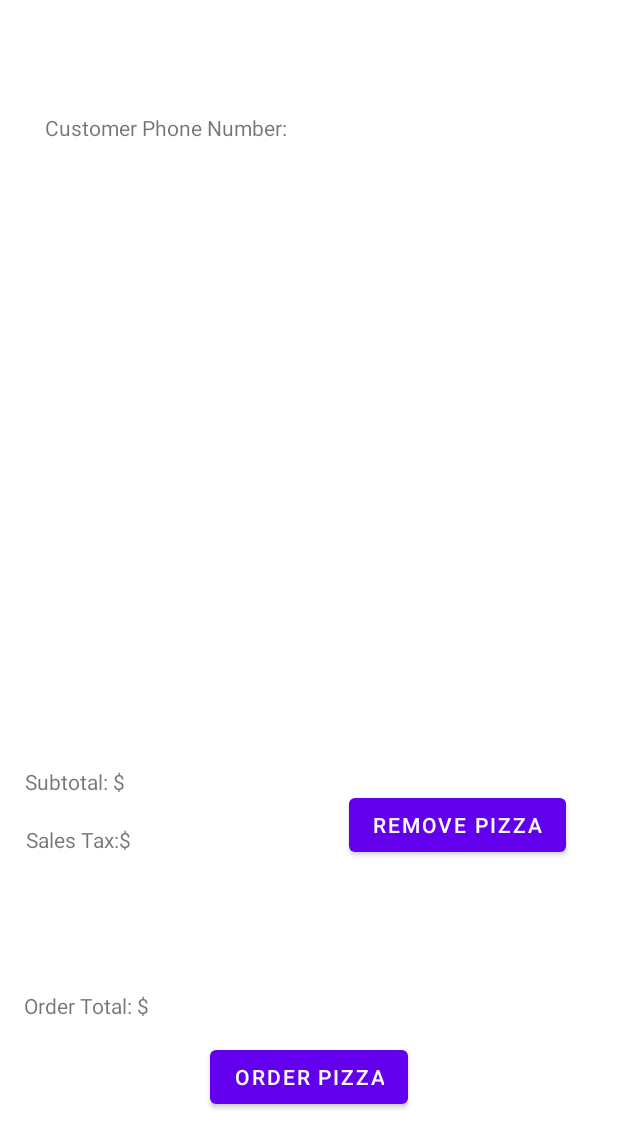
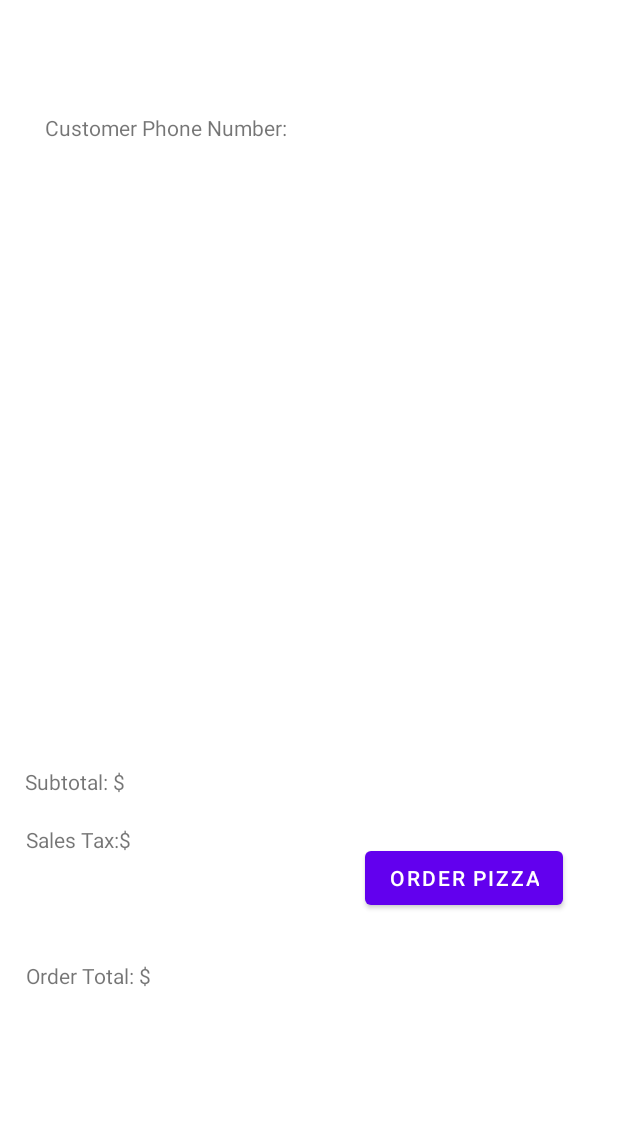
Before and after one commit to kevanpatel/Pizza-Place-Android-App, an Android app: the layout store_view.xml on its own in the app's theme, with its tools: preview values and no code run, on a phone screen of 412 x 824 dp. Shown: the top 1148 px of the screen. Run offline under Robolectric (Android 15) with nearby library versions, the phone set to English and light mode, and no system bars.

Commit message:
3n donwe

```diff
--- a/app/src/main/AndroidManifest.xml
+++ b/app/src/main/AndroidManifest.xml
@@ -17,6 +17,8 @@
             </intent-filter>
         </activity>
         <activity android:name=".PizzaEditActivity"></activity>
+        <activity android:name=".OrderActivity"></activity>
+
     </application>
 
 </manifest>
--- a/app/src/main/java/com/example/project5cs213/Pizza.java
+++ b/app/src/main/java/com/example/project5cs213/Pizza.java
@@ -1,5 +1,8 @@
 package com.example.project5cs213;
 
+import android.os.Parcelable;
+
+import java.io.Serializable;
 import java.util.ArrayList;
 /**
  * @author Kevan Patel
@@ -10,7 +13,7 @@ import java.util.ArrayList;
  * Defines what a Pizza is
  */
 
-public abstract class Pizza {
+public abstract class Pizza implements Serializable {
     /**
      * initialize variables
      */
--- a/app/src/main/java/com/example/project5cs213/PizzaEditActivity.java
+++ b/app/src/main/java/com/example/project5cs213/PizzaEditActivity.java
@@ -207,7 +207,7 @@ public class PizzaEditActivity extends AppCompatActivity implements AdapterView.
 
         // Put the String to pass back into an Intent and close this activity
         Intent intent = new Intent();
-        intent.putExtra("curPizza", (Parcelable) curPizza);
+        intent.putExtra("curPizza",  curPizza);
         setResult(RESULT_OK, intent);
         finish();
     }
--- a/app/src/main/res/layout/activity_main.xml
+++ b/app/src/main/res/layout/activity_main.xml
@@ -64,6 +64,7 @@
         android:layout_width="158dp"
         android:layout_height="128dp"
         android:background="@drawable/shoppingcartimage"
+        android:onClick="onCurrentOrderClick"
         app:layout_constraintBottom_toBottomOf="parent"
         app:layout_constraintEnd_toEndOf="parent"
         app:layout_constraintHorizontal_bias="0.972"
--- a/app/src/main/res/layout/pizza_order.xml
+++ b/app/src/main/res/layout/pizza_order.xml
@@ -144,6 +144,7 @@
             android:id="@+id/addPizzaButton"
             android:layout_width="129dp"
             android:layout_height="52dp"
+            android:onClick="onButtonClick"
             android:text="Add To Order"
             app:backgroundTint="#00BCD4"
             app:layout_constraintBottom_toBottomOf="parent"
--- a/app/src/main/res/layout/store_view.xml
+++ b/app/src/main/res/layout/store_view.xml
@@ -9,89 +9,138 @@
         android:layout_height="match_parent">
 
         <TextView
+            android:id="@+id/textView2"
+            android:layout_width="179dp"
+            android:layout_height="19dp"
             android:text="    Customer Phone Number:"
-                android:layout_width="179dp"
-                android:layout_height="19dp" android:id="@+id/textView2"
+            android:textSize="14sp"
+            app:layout_constraintBottom_toBottomOf="parent"
+            app:layout_constraintEnd_toEndOf="parent"
+            app:layout_constraintHorizontal_bias="0.071"
             app:layout_constraintStart_toStartOf="parent"
-                app:layout_constraintEnd_toEndOf="parent" app:layout_constraintBottom_toBottomOf="parent"
-                app:layout_constraintTop_toTopOf="parent" app:layout_constraintHorizontal_bias="0.071"
-                app:layout_constraintVertical_bias="0.094" android:textSize="14sp"/>
+            app:layout_constraintTop_toTopOf="parent"
+            app:layout_constraintVertical_bias="0.094" />
+
         <TextView
+            android:id="@+id/phoneNumberText"
             android:layout_width="190dp"
-                android:layout_height="19dp" android:id="@+id/phoneNumberText"
-                app:layout_constraintStart_toEndOf="@+id/textView2" app:layout_constraintBottom_toBottomOf="parent"
-                app:layout_constraintTop_toTopOf="parent" app:layout_constraintEnd_toEndOf="parent"
-                app:layout_constraintHorizontal_bias="0.0" app:layout_constraintVertical_bias="0.094"/>
+            android:layout_height="19dp"
+            app:layout_constraintBottom_toBottomOf="parent"
+            app:layout_constraintEnd_toEndOf="parent"
+            app:layout_constraintHorizontal_bias="0.73"
+            app:layout_constraintStart_toEndOf="@+id/textView2"
+            app:layout_constraintTop_toTopOf="parent"
+            app:layout_constraintVertical_bias="0.094" />
+
         <ListView
+            android:id="@+id/orderListView"
             android:layout_width="396dp"
-                android:layout_height="364dp" android:layout_marginTop="1dp"
-                app:layout_constraintTop_toBottomOf="@+id/textView2" app:layout_constraintStart_toStartOf="parent"
-                app:layout_constraintBottom_toBottomOf="parent" app:layout_constraintEnd_toEndOf="parent"
-                app:layout_constraintVertical_bias="0.0" android:id="@+id/orderListView"/>
+            android:layout_height="364dp"
+            android:layout_marginTop="1dp"
+            app:layout_constraintBottom_toBottomOf="parent"
+            app:layout_constraintEnd_toEndOf="parent"
+            app:layout_constraintStart_toStartOf="parent"
+            app:layout_constraintTop_toBottomOf="@+id/textView2"
+            app:layout_constraintVertical_bias="0.0" />
+
         <TextView
+            android:id="@+id/textView10"
+            android:layout_width="69dp"
+            android:layout_height="21dp"
+            android:layout_marginTop="51dp"
+            android:layout_marginEnd="12dp"
+            android:layout_marginRight="12dp"
+            android:layout_marginBottom="208dp"
             android:text="Subtotal: $"
-                android:layout_width="69dp"
-                android:layout_height="21dp" android:id="@+id/textView10"
-                app:layout_constraintEnd_toStartOf="@+id/subtotalText" app:layout_constraintBottom_toBottomOf="parent"
-                android:layout_marginEnd="12dp" android:layout_marginRight="12dp" android:layout_marginBottom="208dp"
-                app:layout_constraintStart_toStartOf="parent" android:layout_marginTop="51dp"
-                app:layout_constraintTop_toBottomOf="@+id/orderListView" app:layout_constraintHorizontal_bias="1.0"
-                app:layout_constraintVertical_bias="0.0"/>
+            app:layout_constraintBottom_toBottomOf="parent"
+            app:layout_constraintEnd_toStartOf="@+id/subtotalText"
+            app:layout_constraintHorizontal_bias="1.0"
+            app:layout_constraintStart_toStartOf="parent"
+            app:layout_constraintTop_toBottomOf="@+id/orderListView"
+            app:layout_constraintVertical_bias="0.0" />
+
         <TextView
+            android:id="@+id/subtotalText"
             android:layout_width="107dp"
-                android:layout_height="21dp" android:id="@+id/subtotalText"
+            android:layout_height="21dp"
+            android:layout_marginTop="50dp"
             app:layout_constraintBottom_toBottomOf="parent"
-                android:layout_marginTop="50dp"
-                app:layout_constraintEnd_toEndOf="parent" app:layout_constraintStart_toStartOf="parent"
-                app:layout_constraintVertical_bias="0.004" app:layout_constraintHorizontal_bias="0.322"
-                app:layout_constraintTop_toBottomOf="@+id/orderListView"/>
+            app:layout_constraintEnd_toEndOf="parent"
+            app:layout_constraintHorizontal_bias="0.322"
+            app:layout_constraintStart_toStartOf="parent"
+            app:layout_constraintTop_toBottomOf="@+id/orderListView"
+            app:layout_constraintVertical_bias="0.004" />
+
         <TextView
+            android:id="@+id/textView12"
+            android:layout_width="wrap_content"
+            android:layout_height="wrap_content"
+            android:layout_marginTop="17dp"
             android:text="Sales Tax:$"
+            app:layout_constraintBottom_toBottomOf="parent"
+            app:layout_constraintEnd_toEndOf="parent"
+            app:layout_constraintHorizontal_bias="0.05"
+            app:layout_constraintStart_toStartOf="parent"
+            app:layout_constraintTop_toBottomOf="@+id/textView10"
+            app:layout_constraintVertical_bias="0.0" />
+
+        <TextView
+            android:id="@+id/salesTaxText"
+            android:layout_width="110dp"
+            android:layout_height="20dp"
+            android:layout_marginStart="8dp"
+            android:layout_marginLeft="8dp"
+            android:layout_marginTop="17dp"
+            app:layout_constraintBottom_toBottomOf="parent"
+            app:layout_constraintEnd_toEndOf="parent"
+            app:layout_constraintHorizontal_bias="0.01"
+            app:layout_constraintStart_toEndOf="@+id/textView12"
+            app:layout_constraintTop_toBottomOf="@+id/subtotalText"
+            app:layout_constraintVertical_bias="0.005" />
+
+        <TextView
+            android:id="@+id/textView14"
             android:layout_width="wrap_content"
-                android:layout_height="wrap_content" android:id="@+id/textView12"
-                android:layout_marginTop="17dp"
-                app:layout_constraintTop_toBottomOf="@+id/textView10" app:layout_constraintBottom_toBottomOf="parent"
-                app:layout_constraintStart_toStartOf="parent" app:layout_constraintEnd_toEndOf="parent"
-                app:layout_constraintHorizontal_bias="0.05" app:layout_constraintVertical_bias="0.0"/>
+            android:layout_height="wrap_content"
+            android:layout_marginTop="71dp"
+            android:text="Order Total: $"
+            app:layout_constraintBottom_toBottomOf="parent"
+            app:layout_constraintEnd_toEndOf="parent"
+            app:layout_constraintHorizontal_bias="0.052"
+            app:layout_constraintStart_toStartOf="parent"
+            app:layout_constraintTop_toBottomOf="@+id/textView12"
+            app:layout_constraintVertical_bias="0.0" />
+
         <TextView
-                android:layout_width="110dp"
-                android:layout_height="20dp" android:id="@+id/salesTaxText"
-                app:layout_constraintStart_toEndOf="@+id/textView12" android:layout_marginLeft="8dp"
-                android:layout_marginStart="8dp" android:layout_marginTop="17dp"
-                app:layout_constraintTop_toBottomOf="@+id/subtotalText"
-                app:layout_constraintBottom_toBottomOf="parent" app:layout_constraintVertical_bias="0.005"
-                app:layout_constraintEnd_toEndOf="parent" app:layout_constraintHorizontal_bias="0.01"/>
+            android:id="@+id/ordertotal"
+            android:layout_width="114dp"
+            android:layout_height="21dp"
+            android:layout_marginStart="24dp"
+            android:layout_marginLeft="24dp"
+            android:layout_marginTop="79dp"
+            app:layout_constraintBottom_toBottomOf="parent"
+            app:layout_constraintEnd_toEndOf="parent"
+            app:layout_constraintHorizontal_bias="0.128"
+            app:layout_constraintStart_toEndOf="@+id/textView14"
+            app:layout_constraintTop_toBottomOf="@+id/salesTaxText"
+            app:layout_constraintVertical_bias="0.0" />
+
         <Button
-                android:text="Remove Pizza"
+            android:id="@+id/orderPizzaButton"
             android:layout_width="wrap_content"
-                android:layout_height="wrap_content" android:id="@+id/removePizzaButton"
-                android:layout_marginLeft="27dp" android:layout_marginStart="27dp"
-                app:layout_constraintStart_toEndOf="@+id/subtotalText" android:layout_marginTop="51dp"
-                app:layout_constraintTop_toBottomOf="@+id/orderListView"
-                app:layout_constraintBottom_toBottomOf="parent" app:layout_constraintEnd_toEndOf="parent"
-                app:layout_constraintHorizontal_bias="0.0" app:layout_constraintVertical_bias="0.055"/>
-        <TextView
-                android:text="Order Total: $"
-                android:layout_width="wrap_content"
-                android:layout_height="wrap_content" android:id="@+id/textView14"
-                android:layout_marginTop="71dp"
-                app:layout_constraintTop_toBottomOf="@+id/textView12" app:layout_constraintBottom_toBottomOf="parent"
-                app:layout_constraintVertical_bias="0.123" app:layout_constraintStart_toStartOf="parent"
-                app:layout_constraintEnd_toEndOf="parent" app:layout_constraintHorizontal_bias="0.048"/>
-        <TextView
-                android:layout_width="114dp"
-                android:layout_height="21dp" android:id="@+id/textView15"
-                app:layout_constraintStart_toEndOf="@+id/textView14" android:layout_marginLeft="24dp"
-                android:layout_marginStart="24dp" app:layout_constraintBottom_toBottomOf="parent"
-                android:layout_marginTop="79dp"
-                app:layout_constraintVertical_bias="0.0" app:layout_constraintEnd_toEndOf="parent"
-                app:layout_constraintHorizontal_bias="0.0" app:layout_constraintTop_toBottomOf="@+id/salesTaxText"/>
-        <Button
+            android:layout_height="wrap_content"
+            android:layout_marginStart="242dp"
+            android:layout_marginLeft="242dp"
+            android:layout_marginTop="561dp"
+            android:layout_marginEnd="36dp"
+            android:layout_marginRight="36dp"
+            android:layout_marginBottom="122dp"
+            android:onClick="onButtonClick"
             android:text="Order Pizza"
-                android:layout_width="wrap_content"
-                android:layout_height="wrap_content" android:id="@+id/orderPizzaButton"
-                app:layout_constraintBottom_toBottomOf="parent" app:layout_constraintStart_toStartOf="parent"
-                app:layout_constraintEnd_toEndOf="parent" android:layout_marginTop="22dp"
-                app:layout_constraintTop_toBottomOf="@+id/textView15" app:layout_constraintVertical_bias="0.0"/>
+            app:layout_constraintBottom_toBottomOf="parent"
+            app:layout_constraintEnd_toEndOf="parent"
+            app:layout_constraintStart_toStartOf="parent"
+            app:layout_constraintTop_toTopOf="parent"
+            app:layout_constraintVertical_bias="0.0" />
     </androidx.constraintlayout.widget.ConstraintLayout>
 </LinearLayout>
```
Also changed, not shown: app/src/main/java/com/example/project5cs213/Deluxe.java (+7 -1 lines), app/src/main/java/com/example/project5cs213/Hawaiian.java (+6 -1 lines), app/src/main/java/com/example/project5cs213/MainActivity.java (+39 -3 lines), app/src/main/java/com/example/project5cs213/Order.java (+6 -1 lines), app/src/main/java/com/example/project5cs213/OrderActivity.java (added, +82 -0 lines), app/src/main/java/com/example/project5cs213/Pepperoni.java (+7 -1 lines). Lines whose indentation alone changed are shown as unchanged.
